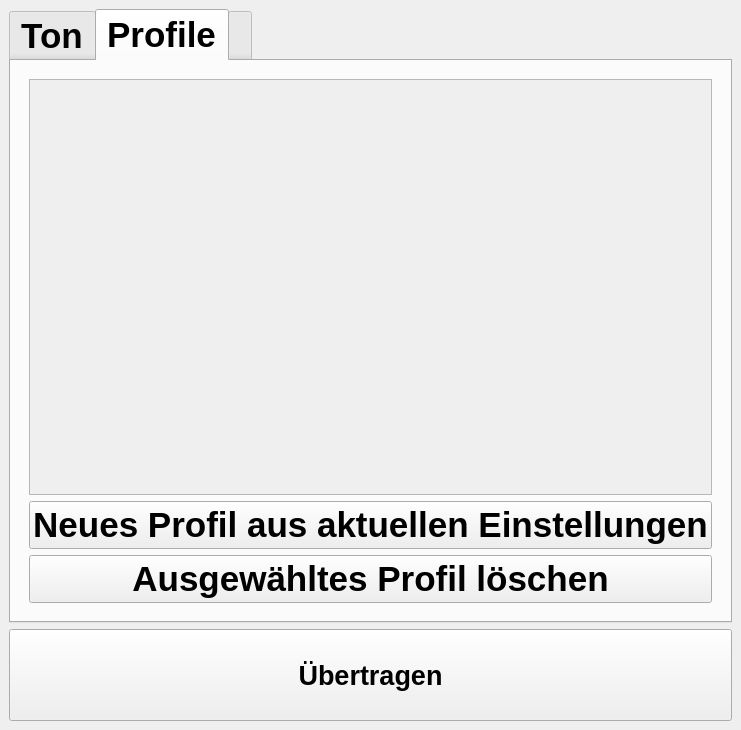
First picture: the form in klingelballui.ui, repository Sammasas/Klingelball-App, before the edit.
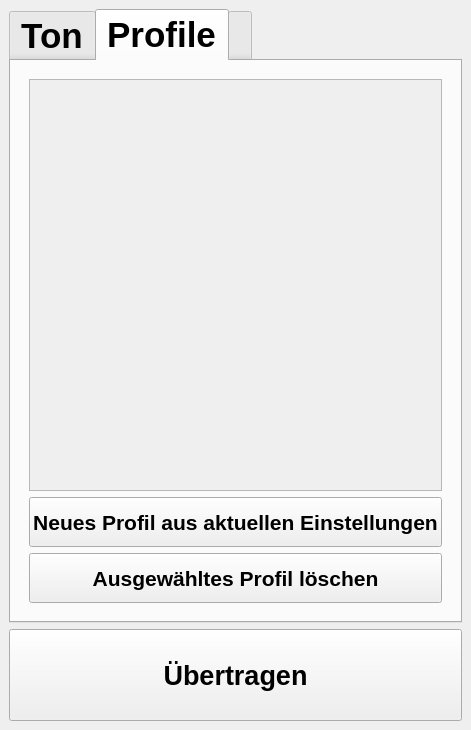
Second picture: the form after the edit. Icons and pictures are not drawn.

Diff of the .ui file:
```diff
--- a/klingelballui.ui
+++ b/klingelballui.ui
@@ -433,7 +433,7 @@
            <number>0</number>
           </property>
           <widget class="QWidget" name="Profil_page">
-           <layout class="QGridLayout" name="gridLayout" rowminimumheight="0,0,0">
+           <layout class="QGridLayout" name="gridLayout" rowstretch="0,0,0" rowminimumheight="0,0,0">
             <item row="0" column="0">
              <widget class="QScrollArea" name="scrollArea">
               <property name="verticalScrollBarPolicy">
@@ -450,8 +450,8 @@
                 <rect>
                  <x>0</x>
                  <y>0</y>
-                 <width>406</width>
-                 <height>487</height>
+                 <width>388</width>
+                 <height>403</height>
                 </rect>
                </property>
                <layout class="QGridLayout" name="gridLayout_2">
@@ -477,9 +477,15 @@
               <property name="minimumSize">
                <size>
                 <width>0</width>
-                <height>35</height>
+                <height>50</height>
                </size>
               </property>
+              <property name="font">
+               <font>
+                <pointsize>16</pointsize>
+                <bold>true</bold>
+               </font>
+              </property>
               <property name="text">
                <string>Neues Profil aus aktuellen Einstellungen</string>
               </property>
@@ -487,6 +493,24 @@
             </item>
             <item row="2" column="0">
              <widget class="QPushButton" name="delete_current_profile_button">
+              <property name="sizePolicy">
+               <sizepolicy hsizetype="Minimum" vsizetype="Fixed">
+                <horstretch>0</horstretch>
+                <verstretch>0</verstretch>
+               </sizepolicy>
+              </property>
+              <property name="minimumSize">
+               <size>
+                <width>0</width>
+                <height>50</height>
+               </size>
+              </property>
+              <property name="font">
+               <font>
+                <pointsize>16</pointsize>
+                <bold>true</bold>
+               </font>
+              </property>
               <property name="text">
                <string>Ausgewähltes Profil löschen</string>
               </property>
```
Left out of the diff: 34 changed lines with no effect on the pictures.
